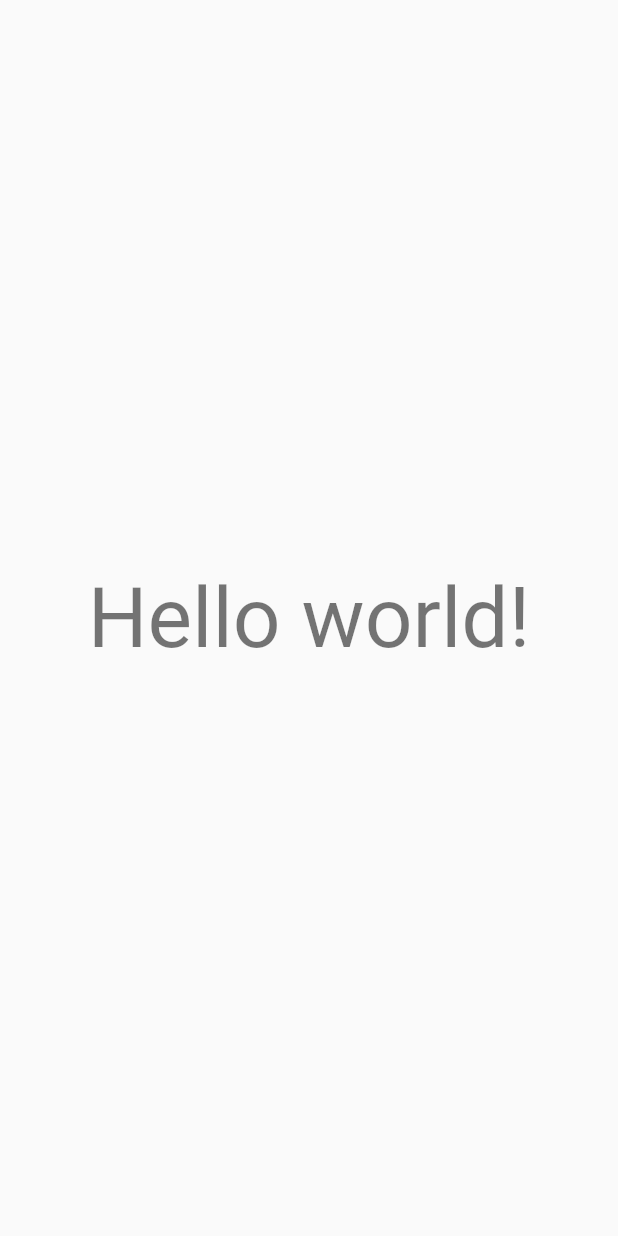
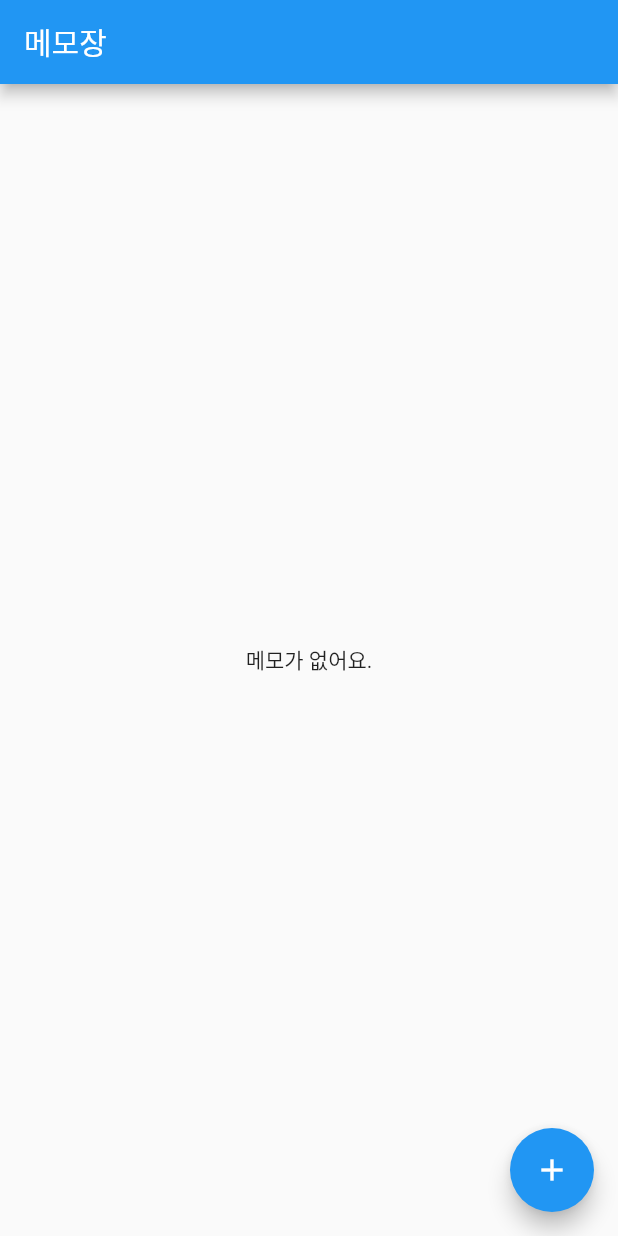
Before and after one commit to hsh2001/flutter-memo-app, a Flutter app: the screen it shows after launch, on a phone screen of 412 x 824 dp. Run offline on Flutter 3.47's test engine with Material 2 defaults, Android fonts, the phone set to English and light mode, and no system bars; our stand-ins replace sqflite; accounts and stored records are empty.

Commit message:
CRUD 기능 추가

```diff
--- /dev/null
+++ b/lib/Memo.dart
@@ -0,0 +1,98 @@
+import 'package:flutter/material.dart';
+
+import 'db.dart';
+
+class MemoView extends StatelessWidget {
+  static final titleBoxDecoration = BoxDecoration(
+    color: Colors.amber[100],
+  );
+
+  static final bodyBoxDecoration = BoxDecoration();
+
+  final Memo memo;
+  final Function startEdit;
+
+  MemoView({
+    Key key,
+    @required this.memo,
+    @required this.startEdit,
+  }) : super(key: key);
+
+  Widget build(BuildContext context) {
+    return Container(
+      margin: EdgeInsets.symmetric(vertical: 8, horizontal: 16),
+      child: GestureDetector(
+        onTap: startEdit,
+        child: Row(
+          children: [
+            Container(
+              padding: EdgeInsets.all(5),
+              child: Text(memo.title),
+              decoration: titleBoxDecoration,
+            ),
+            Container(
+              child: Text(' ${memo.body}', overflow: TextOverflow.clip),
+              decoration: bodyBoxDecoration,
+            ),
+          ],
+        ),
+      ),
+    );
+  }
+}
+
+class MemoList extends StatelessWidget {
+  final List<Memo> memos;
+  final Function setEditTarget;
+
+  MemoList({
+    Key key,
+    @required this.memos,
+    @required this.setEditTarget,
+  }) : super(key: key);
+
+  Widget build(BuildContext context) {
+    if (memos.length == 0) {
+      return Center(
+        child: Text('메모가 없어요.'),
+      );
+    }
+
+    return SingleChildScrollView(
+      child: SafeArea(
+        child: Container(
+          margin: EdgeInsets.symmetric(vertical: 32),
+          child: Column(
+            children: List<Widget>.generate(
+              memos.length,
+              (index) => MemoView(
+                memo: memos[index],
+                startEdit: () => setEditTarget(memos[index].id),
+              ),
+            ),
+          ),
+        ),
+      ),
+    );
+  }
+}
+
+class MemoLoader extends StatelessWidget {
+  final Function setEditTarget;
+
+  MemoLoader({Key key, @required this.setEditTarget}) : super(key: key);
+
+  Widget build(BuildContext context) {
+    return FutureBuilder(
+      future: MemoDB().getMemos(),
+      builder: (BuildContext context, AsyncSnapshot<List<Memo>> snapshot) {
+        final data = snapshot.data;
+        if (data == null || data.isEmpty) {
+          return MemoList(memos: [], setEditTarget: () => {});
+        } else {
+          return MemoList(memos: data, setEditTarget: setEditTarget);
+        }
+      },
+    );
+  }
+}
--- a/lib/main.dart
+++ b/lib/main.dart
@@ -1,20 +1,70 @@
 import 'package:flutter/material.dart';
+
+import 'EditMemo.dart';
+import 'Memo.dart';
+import 'WriteMemo.dart';
 
 void main() => runApp(MyApp());
 
-class MyApp extends StatelessWidget {
+class MyApp extends StatefulWidget {
+  @override
+  _MyAppState createState() => _MyAppState();
+}
+
+class _MyAppState extends State<MyApp> {
+  bool isWriteMode = false;
+  int editTarget = 0;
+
+  void startWriteMode() {
+    setState(() => isWriteMode = true);
+  }
+
+  void endWriteMode() {
+    setState(() => isWriteMode = false);
+  }
+
+  void setEditTarget(int id) {
+    setState(() => editTarget = id);
+  }
+
+  void endEditMode() {
+    setState(() => editTarget = 0);
+  }
+
+  void startListMode() {
+    endEditMode();
+    endWriteMode();
+  }
+
   @override
   Widget build(BuildContext context) {
+    Widget body;
+
+    if (isWriteMode) {
+      body = WriteMemo(close: endWriteMode);
+    } else if (editTarget != 0) {
+      body = EditMemo(target: editTarget, close: endEditMode);
+    } else {
+      body = MemoLoader(setEditTarget: setEditTarget);
+    }
+
     return MaterialApp(
       title: 'Hello flutter',
       theme: ThemeData(primaryColor: Colors.blue),
       home: Scaffold(
-        body: Center(
-          child: Text(
-            'Hello world!',
-            style: Theme.of(context).textTheme.headline2,
+        appBar: AppBar(
+          title: GestureDetector(
+            child: const Text('메모장'),
+            onTap: startListMode,
           ),
         ),
+        body: body,
+        floatingActionButton: isWriteMode
+            ? null
+            : FloatingActionButton(
+                onPressed: startWriteMode,
+                child: const Icon(Icons.add),
+              ),
       ),
     );
   }
--- a/pubspec.yaml
+++ b/pubspec.yaml
@@ -23,6 +23,7 @@ environment:
 dependencies:
   flutter:
     sdk: flutter
+  sqflite: ^1.3.0
 
 
   # The following adds the Cupertino Icons font to your application.
```
Also changed, not shown: lib/EditMemo.dart (added, +86 -0 lines), lib/WriteMemo.dart (added, +160 -0 lines), lib/db.dart (added, +99 -0 lines), pubspec.lock, 30 other files.
